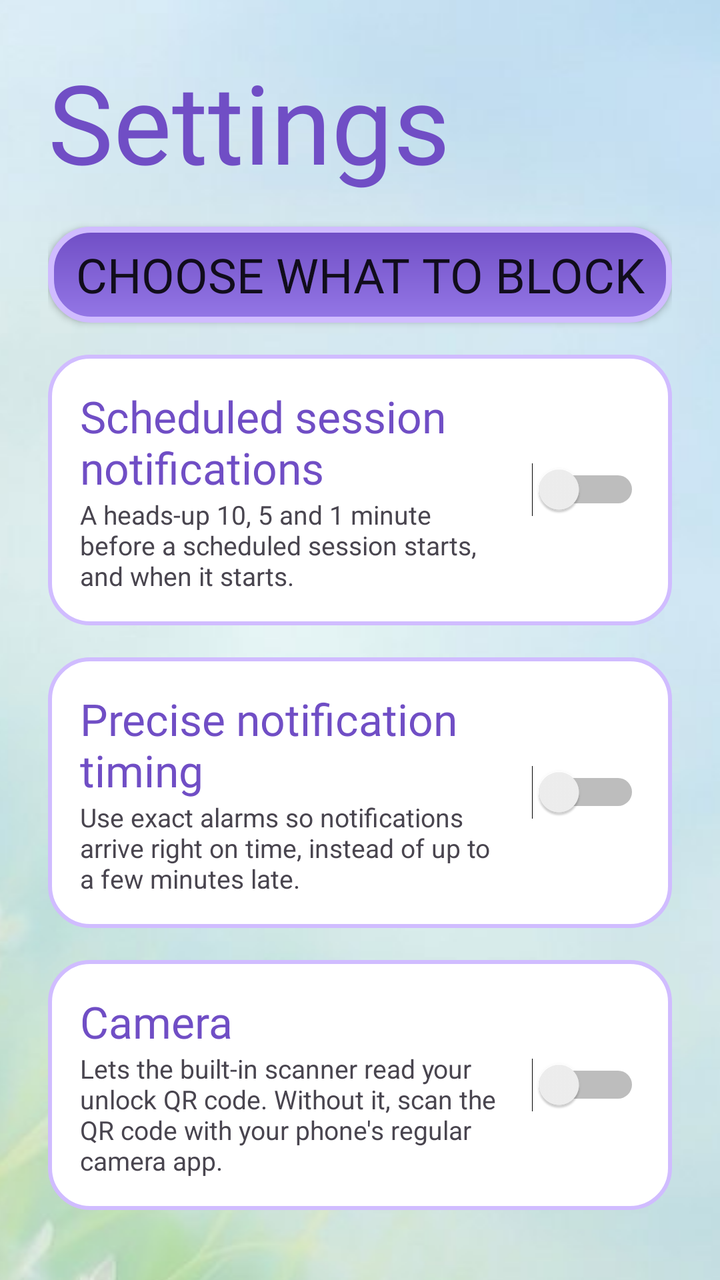
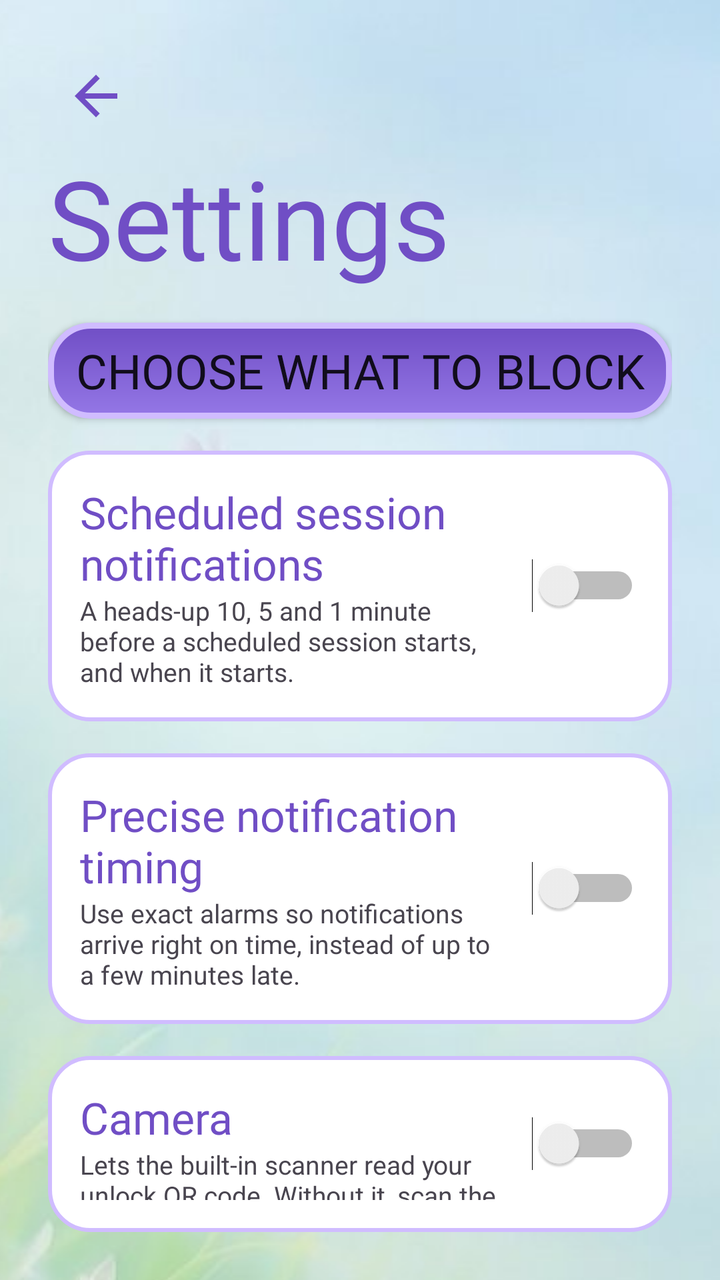

Screens rendered from an Android XML layout before and after an edit, with the pre-edit source and the edit as a unified diff.
<!-- AndroidManifest.xml: application theme android:Theme.Material.Light.NoActionBar -->
<!-- res/layout/activity_settings.xml -->
<?xml version="1.0" encoding="utf-8"?>
<LinearLayout xmlns:android="http://schemas.android.com/apk/res/android"
    android:layout_width="match_parent"
    android:layout_height="match_parent"
    android:fillViewport="true">
    <LinearLayout
        android:layout_width="match_parent"
        android:layout_height="wrap_content"
        android:orientation="vertical"
        android:padding="24dp"
        android:background="@drawable/activity_background">

        
        <TextView
            android:layout_width="wrap_content"
            android:layout_height="wrap_content"
            android:fontFamily="@font/super_frog"
            android:text="Settings"
            android:textColor="@color/primary_dark"
            android:textSize="55sp" />

        
        <TextView
            android:id="@+id/tvSessionNote"
            android:layout_width="match_parent"
            android:layout_height="wrap_content"
            android:paddingTop="4dp"
            android:text="A session is running. You can add things to block and turn hardcore mode on, but nothing can be removed or turned off until it ends."
            android:textColor="@color/text_secondary"
            android:textSize="14sp"
            android:visibility="gone" />

        <Button
            android:id="@+id/btnChooseApps"
            style="@style/BaseButtonStyle"
            android:layout_marginTop="16dp"
            android:text="Choose what to block" />

        <LinearLayout
            android:layout_width="match_parent"
            android:layout_height="wrap_content"
            android:layout_marginTop="16dp"
            android:background="@drawable/schedule_day_card"
            android:gravity="center_vertical"
            android:orientation="horizontal"
            android:padding="16dp">

            <LinearLayout
                android:layout_width="0dp"
                android:layout_height="wrap_content"
                android:layout_weight="1"
                android:orientation="vertical">

                <TextView
                    android:layout_width="wrap_content"
                    android:layout_height="wrap_content"
                    android:fontFamily="@font/super_frog"
                    android:text="Scheduled session notifications"
                    android:textColor="@color/primary_dark"
                    android:textSize="22sp" />

                <TextView
                    android:layout_width="wrap_content"
                    android:layout_height="wrap_content"
                    android:text="A heads-up 10, 5 and 1 minute before a scheduled session starts, and when it starts."
                    android:textColor="@color/text_secondary"
                    android:textSize="13sp" />
            </LinearLayout>

            <Switch
                android:id="@+id/swNotices"
                android:layout_width="wrap_content"
                android:layout_height="wrap_content"
                android:layout_marginStart="12dp" />
        </LinearLayout>

        
        <LinearLayout
            android:id="@+id/cardExact"
            android:layout_width="match_parent"
            android:layout_height="wrap_content"
            android:layout_marginTop="16dp"
            android:background="@drawable/schedule_day_card"
            android:gravity="center_vertical"
            android:orientation="horizontal"
            android:padding="16dp">

            <LinearLayout
                android:layout_width="0dp"
                android:layout_height="wrap_content"
                android:layout_weight="1"
                android:orientation="vertical">

                <TextView
                    android:layout_width="wrap_content"
                    android:layout_height="wrap_content"
                    android:fontFamily="@font/super_frog"
                    android:text="Precise notification timing"
                    android:textColor="@color/primary_dark"
                    android:textSize="22sp" />

                <TextView
                    android:layout_width="wrap_content"
                    android:layout_height="wrap_content"
                    android:text="Use exact alarms so notifications arrive right on time, instead of up to a few minutes late."
                    android:textColor="@color/text_secondary"
                    android:textSize="13sp" />
            </LinearLayout>

            <Switch
                android:id="@+id/swExact"
                android:layout_width="wrap_content"
                android:layout_height="wrap_content"
                android:layout_marginStart="12dp" />
        </LinearLayout>

        
        <LinearLayout
            android:id="@+id/cardCamera"
            android:layout_width="match_parent"
            android:layout_height="wrap_content"
            android:layout_marginTop="16dp"
            android:background="@drawable/schedule_day_card"
            android:gravity="center_vertical"
            android:orientation="horizontal"
            android:padding="16dp">

            <LinearLayout
                android:layout_width="0dp"
                android:layout_height="wrap_content"
                android:layout_weight="1"
                android:orientation="vertical">

                <TextView
                    android:layout_width="wrap_content"
                    android:layout_height="wrap_content"
                    android:fontFamily="@font/super_frog"
                    android:text="Camera"
                    android:textColor="@color/primary_dark"
                    android:textSize="22sp" />

                <TextView
                    android:layout_width="wrap_content"
                    android:layout_height="wrap_content"
                    android:text="Lets the built-in scanner read your unlock QR code. Without it, scan the QR code with your phone's regular camera app."
                    android:textColor="@color/text_secondary"
                    android:textSize="13sp" />
            </LinearLayout>

            <Switch
                android:id="@+id/swCamera"
                android:layout_width="wrap_content"
                android:layout_height="wrap_content"
                android:layout_marginStart="12dp" />
        </LinearLayout>

        <LinearLayout
            android:layout_width="match_parent"
            android:layout_height="wrap_content"
            android:layout_marginTop="16dp"
            android:background="@drawable/schedule_day_card"
            android:gravity="center_vertical"
            android:orientation="horizontal"
            android:padding="16dp">

            <LinearLayout
                android:layout_width="0dp"
                android:layout_height="wrap_content"
                android:layout_weight="1"
                android:orientation="vertical">

                <TextView
                    android:layout_width="wrap_content"
                    android:layout_height="wrap_content"
                    android:fontFamily="@font/super_frog"
                    android:text="Hardcore mode"
                    android:textColor="@color/primary_dark"
                    android:textSize="22sp" />

                <TextView
                    android:layout_width="wrap_content"
                    android:layout_height="wrap_content"
                    android:text="Stops Focus Buddy being uninstalled, and locks its Android settings pages during a session."
                    android:textColor="@color/text_secondary"
                    android:textSize="13sp" />
            </LinearLayout>

            <Switch
                android:id="@+id/swHardcore"
                android:layout_width="wrap_content"
                android:layout_height="wrap_content"
                android:layout_marginStart="12dp" />
        </LinearLayout>

        <Button
            android:id="@+id/btnHowItWorks"
            style="@style/BaseButtonStyle"
            android:layout_marginTop="16dp"
            android:text="How it works" />

        <Button
            android:id="@+id/btnDone"
            style="@style/BaseButtonStyle"
            android:layout_marginTop="16dp"
            android:text="Done" />
    </LinearLayout>
</LinearLayout>
<!-- resources referenced by this layout -->
<resources>
  <color name="primary_dark">#704EC5</color>
  <color name="text_secondary">#49454F</color>
  <!-- drawable activity_background (drawable) -->
  <?xml version="1.0" encoding="utf-8"?>
  <bitmap xmlns:android="http://schemas.android.com/apk/res/android"
      android:src="@drawable/background"
      android:gravity="center"
      android:tileMode="disabled" />
  <!-- drawable schedule_day_card (drawable) -->
  <shape xmlns:android="http://schemas.android.com/apk/res/android"
      android:shape="rectangle">
      <solid android:color="@color/surface" />
      <corners android:radius="20dp" />
      <stroke
          android:width="2dp"
          android:color="@color/accent" />
  </shape>
  <style name="BaseButtonStyle">
          <item name="android:layout_width">match_parent</item>
          <item name="android:layout_height">match_parent</item>
          <item name="android:background">@drawable/base_button_shape</item>
          <item name="android:fontFamily">@font/super_frog</item>
          <item name="android:gravity">center_vertical|center_horizontal</item>
  
          <item name="android:autoSizeTextType">uniform</item>
          <item name="android:autoSizeMinTextSize">14sp</item>
          <item name="android:autoSizeMaxTextSize">30sp</item>
          <item name="android:autoSizeStepGranularity">5sp</item>
      </style>
  <!-- drawable background: jpg bitmap (drawable, 65327 bytes) -->
  <color name="surface">#FFFFFF</color>
  <color name="accent">#D0BCFF</color>
  <!-- drawable base_button_shape (drawable) -->
  <shape xmlns:android="http://schemas.android.com/apk/res/android"
      android:shape="rectangle">
  
      <gradient
          android:angle="270"
          android:startColor="@color/primary_dark"
          android:endColor="@color/primary"
          android:type="linear" />
  
      <corners android:radius="20dp" />
  
      <stroke
          android:width="3dp"
          android:color="@color/accent" />
  
  </shape>
  <color name="primary">#9477E6</color>
</resources>

<!-- the commit's change to res/layout/activity_settings.xml (unified diff, before → after) -->
@@ -11,6 +11,14 @@
         android:background="@drawable/activity_background">
 
         
+        <ImageButton
+            android:id="@+id/btnBack"
+            android:layout_width="48dp"
+            android:layout_height="48dp"
+            android:background="?android:attr/selectableItemBackgroundBorderless"
+            android:contentDescription="Back"
+            android:src="@drawable/ic_back" />
+
         <TextView
             android:layout_width="wrap_content"
             android:layout_height="wrap_content"
@@ -197,11 +205,5 @@
             style="@style/BaseButtonStyle"
             android:layout_marginTop="16dp"
             android:text="How it works" />
-
-        <Button
-            android:id="@+id/btnDone"
-            style="@style/BaseButtonStyle"
-            android:layout_marginTop="16dp"
-            android:text="Done" />
     </LinearLayout>
 </LinearLayout>
<!-- resource entries referenced after the edit -->
@@ -8,6 +8,17 @@
       android:src="@drawable/background"
       android:gravity="center"
       android:tileMode="disabled" />
+  <!-- drawable ic_back (drawable) -->
+  <vector xmlns:android="http://schemas.android.com/apk/res/android"
+      android:width="32dp"
+      android:height="32dp"
+      android:autoMirrored="true"
+      android:viewportWidth="24"
+      android:viewportHeight="24">
+      <path
+          android:fillColor="@color/primary_dark"
+          android:pathData="M20,11H7.83l5.59,-5.59L12,4l-8,8 8,8 1.41,-1.41L7.83,13H20v-2z" />
+  </vector>
   <!-- drawable schedule_day_card (drawable) -->
   <shape xmlns:android="http://schemas.android.com/apk/res/android"
       android:shape="rectangle">
